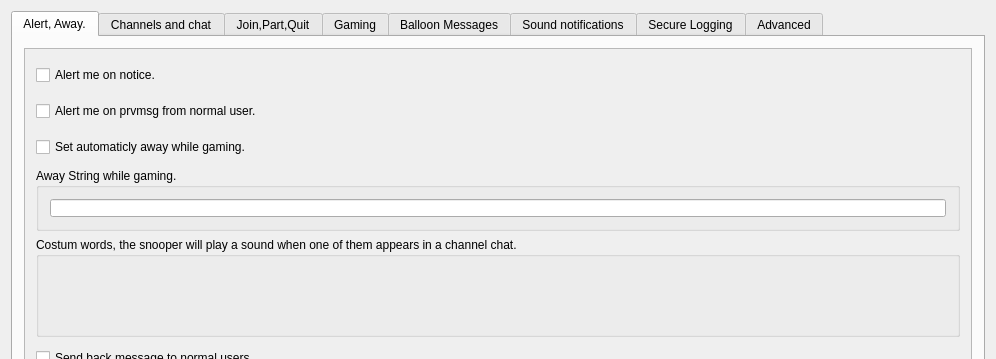
svn2github/twsoldunsupported, file trunk/src/wormnet/settingswindow.ui: the form before one commit; both pictures show x 0 to 996 and y 0 to 359 of the 996 by 568 pixel window.
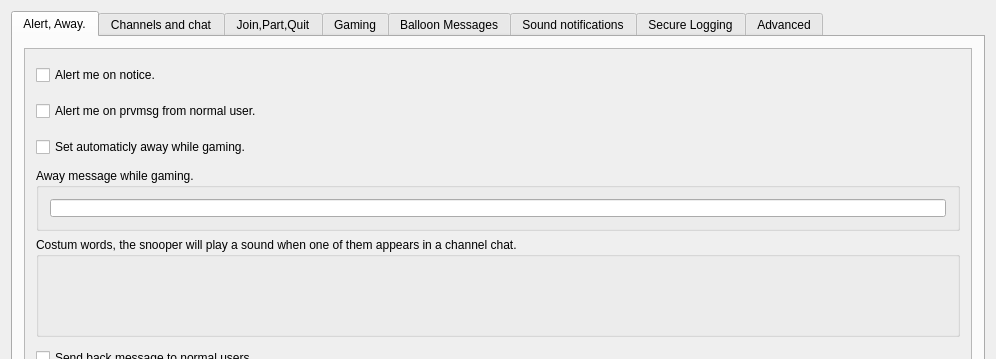
The form after the commit. The open tabs and pages were chosen to show the change.

Patch:
```diff
--- a/trunk/src/wormnet/settingswindow.ui
+++ b/trunk/src/wormnet/settingswindow.ui
@@ -41,8 +41,8 @@
                <rect>
                 <x>0</x>
                 <y>0</y>
-                <width>473</width>
-                <height>438</height>
+                <width>948</width>
+                <height>469</height>
                </rect>
               </property>
               <layout class="QHBoxLayout" name="horizontalLayout_28">
@@ -114,7 +114,7 @@
                     </size>
                    </property>
                    <property name="title">
-                    <string>Away String while gaming. </string>
+                    <string>Away message while gaming. </string>
                    </property>
                    <layout class="QHBoxLayout" name="horizontalLayout_7">
                     <item>
```
Left out of the diff: 6 changed lines with no effect on the pictures.
